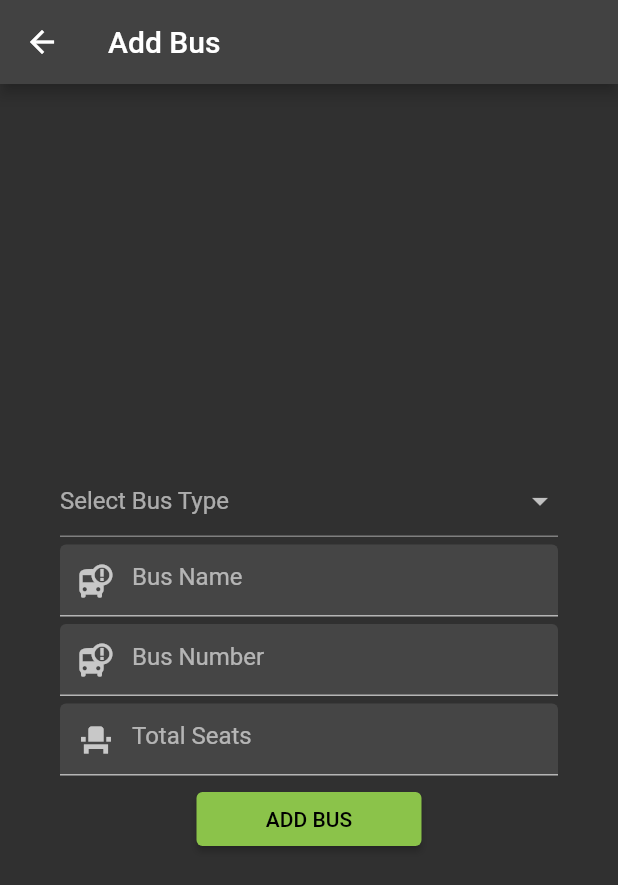
After one commit to sinh3008/project_flutter_springboot, a Flutter app: the screen it shows after launch, in the side drawer, after a tap on "Add Bus", on a phone screen of 412 x 824 dp. The commit adds this screen. Shown: the top 885 px of the screen. Run offline on Flutter 3.47's test engine with Material 2 defaults, Android fonts, the phone set to English and light mode, and no system bars.

Commit message:
Navigation Drawer overview 22

```diff
--- /dev/null
+++ b/lib/drawers/main_drawer.dart
@@ -0,0 +1,61 @@
+import 'package:flutter/material.dart';
+
+import '../utils/constants.dart';
+
+class MainDrawer extends StatelessWidget {
+  const MainDrawer({Key? key}) : super(key: key);
+
+  @override
+  Widget build(BuildContext context) {
+    return Drawer(
+      child: ListView(
+        children: [
+          Container(
+            height: 200,
+            color: Colors.grey,
+          ),
+          ListTile(
+            onTap: () {
+              Navigator.pop(context);
+              Navigator.pushNamed(context, routeNameAddBusPage);
+            },
+            leading: const Icon(Icons.bus_alert),
+            title: const Text('Add Bus'),
+          ),
+          ListTile(
+            onTap: () {
+              Navigator.pop(context);
+              Navigator.pushNamed(context, routeNameAddRoutePage);
+            },
+            leading: const Icon(Icons.route),
+            title: const Text('Add Route'),
+          ),
+          ListTile(
+            onTap: () {
+              Navigator.pop(context);
+              Navigator.pushNamed(context, routeNameAddSchedulePage);
+            },
+            leading: const Icon(Icons.schedule),
+            title: const Text('Add Schedule'),
+          ),
+          ListTile(
+            onTap: () {
+              Navigator.pop(context);
+              Navigator.pushNamed(context, routeNameReservationPage);
+            },
+            leading: const Icon(Icons.book_online),
+            title: const Text('View Reservations'),
+          ),
+          ListTile(
+            onTap: () {
+              Navigator.pop(context);
+              Navigator.pushNamed(context, routeNameLoginPage);
+            },
+            leading: const Icon(Icons.login_outlined),
+            title: const Text('Admin Login'),
+          ),
+        ],
+      ),
+    );
+  }
+}
--- a/lib/main.dart
+++ b/lib/main.dart
@@ -1,5 +1,10 @@
 import 'package:flutter/material.dart';
+import 'package:project_flutter_springboot/pages/add_bus_page.dart';
+import 'package:project_flutter_springboot/pages/add_route_page.dart';
+import 'package:project_flutter_springboot/pages/add_schedule_page.dart';
 import 'package:project_flutter_springboot/pages/booking_confirmation_page.dart';
+import 'package:project_flutter_springboot/pages/login_page.dart';
+import 'package:project_flutter_springboot/pages/reservation_page.dart';
 import 'package:project_flutter_springboot/pages/search_page.dart';
 import 'package:project_flutter_springboot/pages/search_result_page.dart';
 import 'package:project_flutter_springboot/pages/seat_plan_page.dart';
@@ -36,6 +41,11 @@ class MyApp extends StatelessWidget {
         routeNameSeatPlanPage: (context) => const SeatPlanPage(),
         routeNameBookingConfirmationPage: (context) =>
             const BookingConfirmationPage(),
+        routeNameAddBusPage: (context) => const AddBusPage(),
+        routeNameAddRoutePage: (context) => const AddRoutePage(),
+        routeNameAddSchedulePage: (context) => const AddSchedulePage(),
+        routeNameReservationPage: (context) => const ReservationPage(),
+        routeNameLoginPage: (context) => const LoginPage(),
       },
     );
   }
--- /dev/null
+++ b/lib/pages/add_bus_page.dart
@@ -0,0 +1,154 @@
+import 'package:flutter/material.dart';
+
+import '../datasource/temp_db.dart';
+import '../models/bus_model.dart';
+import '../utils/constants.dart';
+
+class AddBusPage extends StatefulWidget {
+  const AddBusPage({Key? key}) : super(key: key);
+
+  @override
+  State<AddBusPage> createState() => _AddBusPageState();
+}
+
+class _AddBusPageState extends State<AddBusPage> {
+  final _formKey = GlobalKey<FormState>();
+  String? busType;
+  final seatController = TextEditingController();
+  final nameController = TextEditingController();
+  final numberController = TextEditingController();
+  @override
+  Widget build(BuildContext context) {
+    return Scaffold(
+      appBar: AppBar(
+        title: const Text('Add Bus'),
+      ),
+      body: Form(
+        key: _formKey,
+        child: Center(
+          child: ListView(
+            padding: const EdgeInsets.symmetric(horizontal: 40),
+            shrinkWrap: true,
+            children: [
+              DropdownButtonFormField<String>(
+                onChanged: (value) {
+                  setState(() {
+                    busType = value;
+                  });
+                },
+                validator: (value) {
+                  if(value == null || value.isEmpty) {
+                    return 'Please select a Bus Type';
+                  }
+                },
+                decoration: InputDecoration(
+                    errorStyle: const TextStyle(color: Colors.white70)
+                ),
+                isExpanded: true,
+                value: busType,
+                hint: const Text('Select Bus Type'),
+                items: busTypes
+                    .map((e) => DropdownMenuItem<String>(
+                  value: e,
+                  child: Text(e),
+                ))
+                    .toList(),
+              ),
+              const SizedBox(
+                height: 5,
+              ),
+              TextFormField(
+                controller: nameController,
+                decoration: const InputDecoration(
+                  hintText: 'Bus Name',
+                  filled: true,
+                  prefixIcon: Icon(Icons.bus_alert),
+                ),
+                validator: (value) {
+                  if (value == null || value.isEmpty) {
+                    return emptyFieldErrMessage;
+                  }
+                  return null;
+                },
+              ),
+              const SizedBox(
+                height: 5,
+              ),
+              TextFormField(
+                controller: numberController,
+                decoration: const InputDecoration(
+                  hintText: 'Bus Number',
+                  filled: true,
+                  prefixIcon: Icon(Icons.bus_alert),
+                ),
+                validator: (value) {
+                  if (value == null || value.isEmpty) {
+                    return emptyFieldErrMessage;
+                  }
+                  return null;
+                },
+              ),
+              const SizedBox(
+                height: 5,
+              ),
+              TextFormField(
+                keyboardType: TextInputType.number,
+                controller: seatController,
+                decoration: const InputDecoration(
+                  hintText: 'Total Seats',
+                  filled: true,
+                  prefixIcon: Icon(Icons.event_seat),
+                ),
+                validator: (value) {
+                  if (value == null || value.isEmpty) {
+                    return emptyFieldErrMessage;
+                  }
+                  return null;
+                },
+              ),
+              const SizedBox(
+                height: 5,
+              ),
+              Center(
+                child: SizedBox(
+                  width: 150,
+                  child: ElevatedButton(
+                    onPressed: addBus,
+                    child: const Text('ADD BUS'),
+                  ),
+                ),
+              ),
+            ],
+          ),
+        ),
+      ),
+    );
+  }
+
+  void addBus() {
+    if (_formKey.currentState!.validate()) {
+      final bus = Bus(
+        busId: TempDB.tableBus.length + 1, // remove this line if you save into MySql DB
+        busName: nameController.text,
+        busNumber: numberController.text,
+        busType: busType!,
+        totalSeat: int.parse(seatController.text),
+      );
+
+    }
+  }
+
+  void resetFields() {
+    numberController.clear();
+    seatController.clear();
+    nameController.clear();
+  }
+
+  @override
+  void dispose() {
+    seatController.dispose();
+    nameController.dispose();
+    numberController.dispose();
+    super.dispose();
+  }
+}
--- a/lib/pages/search_page.dart
+++ b/lib/pages/search_page.dart
@@ -1,5 +1,6 @@
 import 'package:flutter/material.dart';
 import 'package:project_flutter_springboot/datasource/temp_db.dart';
+import 'package:project_flutter_springboot/drawers/main_drawer.dart';
 import 'package:project_flutter_springboot/providers/app_data_provider.dart';
 import 'package:project_flutter_springboot/utils/helper_functions.dart';
 import 'package:provider/provider.dart';
@@ -20,8 +21,17 @@ class _SearchPageState extends State<SearchPage> {
   final _formKey = GlobalKey<FormState>();
 
   @override
+  void initState() {
+    fromCity = 'Dhaka';
+    toCity = 'Sylhet';
+    departureDate = DateTime.now();
+    super.initState();
+  }
+
+  @override
   Widget build(BuildContext context) {
     return Scaffold(
+      drawer:  const MainDrawer(),
       appBar: AppBar(
         title: const Text('Search'),
         centerTitle: true,
```
Also changed, not shown: lib/pages/add_route_page.dart (added, +123 -0 lines), lib/pages/add_schedule_page.dart (added, +199 -0 lines), lib/pages/login_page.dart (added, +15 -0 lines), lib/pages/reservation_page.dart (added, +15 -0 lines), lib/pages/seat_plan_page.dart (+6 -2 lines).
